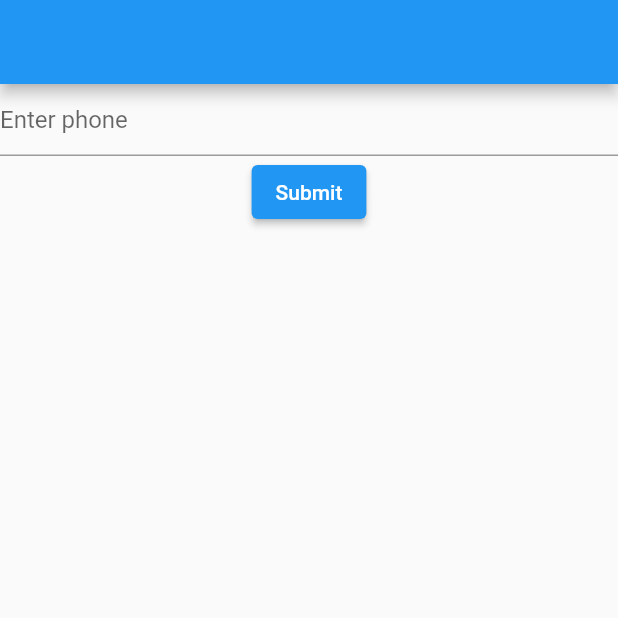
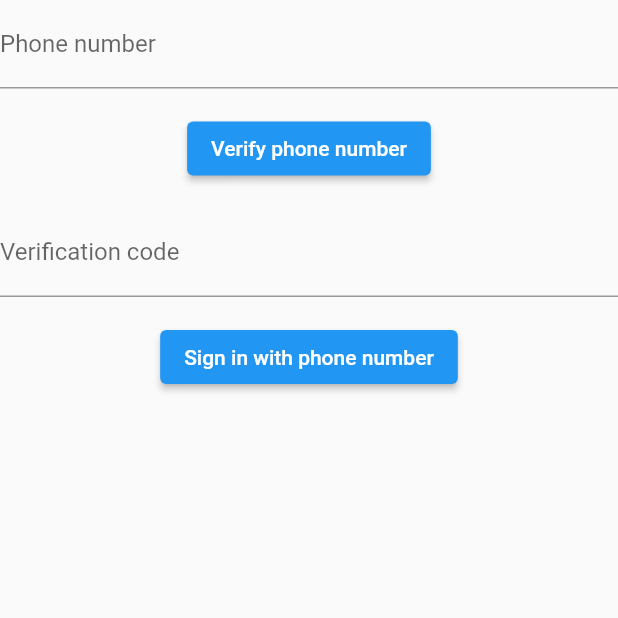
Before and after one commit to Dolma455/authentication_firebase, a Flutter app: the screen it shows after launch, on a phone screen of 412 x 824 dp, the top half of it. Run offline on Flutter 3.47's test engine with Material 2 defaults, Android fonts, the light colour scheme and no system bars; our stand-ins replace cloud_firestore, firebase_auth, firebase_core, google_sign_in; accounts and stored records are empty; key blocks and very long unbroken strings in the code were emptied for the run.

Commit message:
feat: signin with phone created new

```diff
--- a/lib/app/app.dart
+++ b/lib/app/app.dart
@@ -1,5 +1,6 @@
 import 'package:flutter/material.dart';
-import 'package:flutterweb/firestore_example.dart/home_page.dart';
+import 'package:flutterweb/firestore_example.dart/add_data_to_firestore.dart';
+import 'package:flutterweb/phone_auth/phone_authentication_using_firebase.dart';
 
 import 'package:flutterweb/sign_up_auth/screen/signup_screen.dart';
 
@@ -13,7 +14,7 @@ class MyApp extends StatelessWidget {
       theme: ThemeData(
         primarySwatch: Colors.blue,
       ),
-      home: MyHomePAge(),
+      home: const PhoneAuthFirebase(),
     );
   }
 }
--- /dev/null
+++ b/lib/phone_auth/phone_authentication_using_firebase.dart
@@ -0,0 +1,89 @@
+import 'package:flutter/material.dart';
+import 'package:firebase_auth/firebase_auth.dart';
+
+class PhoneAuthFirebase extends StatefulWidget {
+  const PhoneAuthFirebase({super.key});
+
+  @override
+  _PhoneAuthFirebaseState createState() => _PhoneAuthFirebaseState();
+}
+
+class _PhoneAuthFirebaseState extends State<PhoneAuthFirebase> {
+  final _formKey = GlobalKey<FormState>();
+  final FirebaseAuth _auth = FirebaseAuth.instance;
+  String _phoneNumber = '';
+  String _smsCode = '';
+  String _verificationId = '';
+
+  Future<void> _verifyPhoneNumber() async {
+    await _auth.verifyPhoneNumber(
+      phoneNumber: _phoneNumber,
+      verificationCompleted: (PhoneAuthCredential credential) async {
+        await _auth.signInWithCredential(credential);
+      },
+      verificationFailed: (FirebaseAuthException e) {
+        print(e);
+      },
+      codeSent: (String verificationId, int? resendToken) {
+        _verificationId = verificationId;
+      },
+      codeAutoRetrievalTimeout: (String verificationId) {
+        _verificationId = verificationId;
+      },
+    );
+  }
+
+  Future<void> _signInWithPhoneNumber() async {
+    final PhoneAuthCredential credential = PhoneAuthProvider.credential(
+      verificationId: _verificationId,
+      smsCode: _smsCode,
+    );
+
+    await _auth.signInWithCredential(credential);
+  }
+
+  @override
+  Widget build(BuildContext context) {
+    return Scaffold(
+      body: Form(
+        key: _formKey,
+        child: Column(
+          children: <Widget>[
+            TextFormField(
+              decoration: const InputDecoration(labelText: 'Phone number'),
+              onChanged: (String value) {
+                _phoneNumber = value;
+              },
+            ),
+            const SizedBox(
+              height: 16,
+            ),
+            ElevatedButton(
+              onPressed: _verifyPhoneNumber,
+              child: const Text('Verify phone number'),
+            ),
+            const SizedBox(
+              height: 16,
+            ),
+            TextFormField(
+              decoration: const InputDecoration(labelText: 'Verification code'),
+              onChanged: (String value) {
+                _smsCode = value;
+              },
+            ),
+            const SizedBox(
+              height: 16,
+            ),
+            ElevatedButton(
+              onPressed: () {
+                _signInWithPhoneNumber;
+                print("SignIn Successfull");
+              },
+              child: const Text('Sign in with phone number'),
+            ),
+          ],
+        ),
+      ),
+    );
+  }
+}
```
Also changed, not shown: lib/firestore_example.dart/add_data_to_firestore.dart (renamed from lib/firestore_example.dart/home_page.dart).
